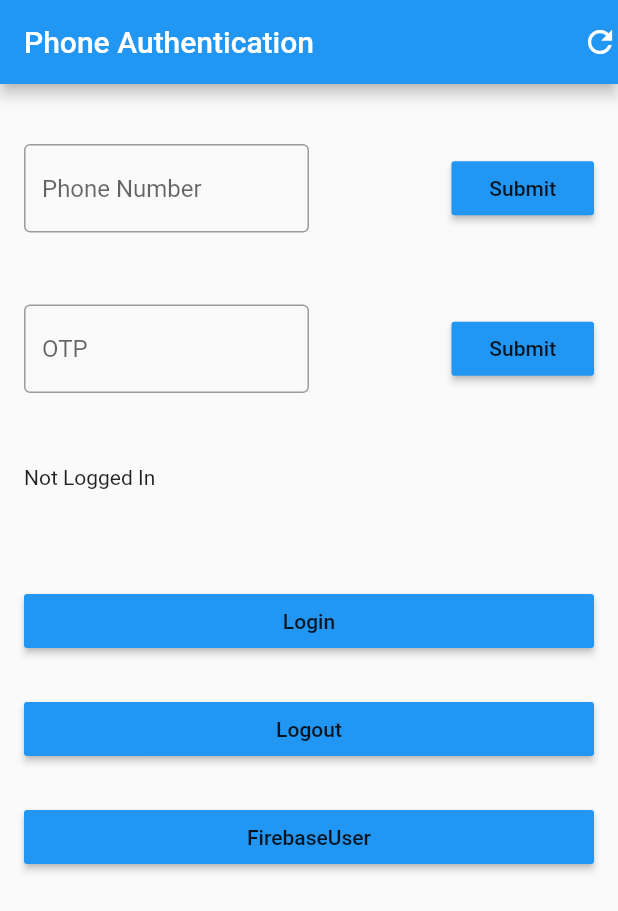
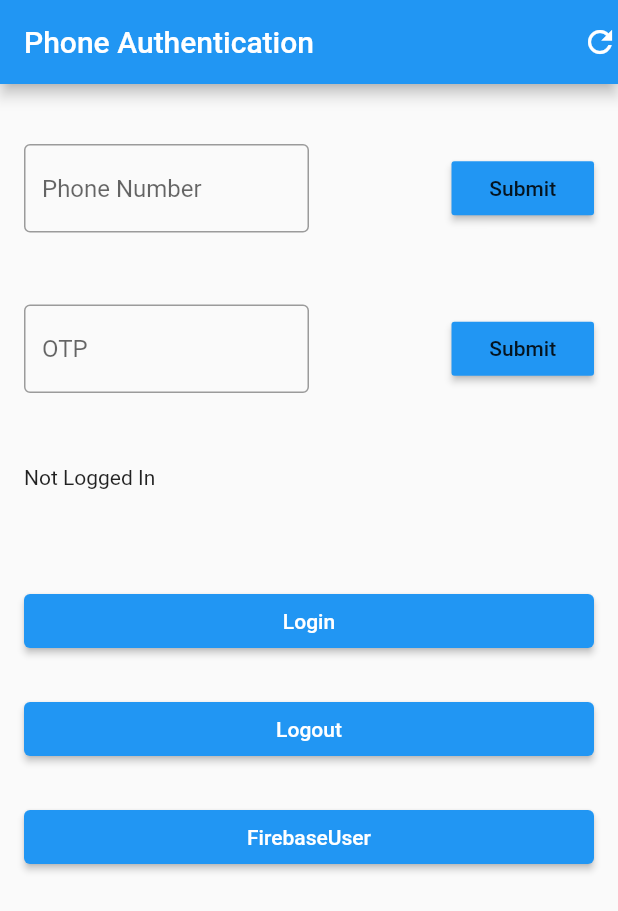
Before and after one commit to mohith7548/Firebase-Phone-Auth-Demo, a Flutter app: the screen it shows after launch, on a phone screen of 412 x 824 dp. Shown: the top 911 px of the screen. Run offline on Flutter 3.47's test engine with Material 2 defaults, Android fonts, the phone set to English and light mode, and no system bars; our stand-ins replace firebase_auth; accounts and stored records are empty.

Commit message:
updated deprecated code

```diff
--- a/lib/main.dart
+++ b/lib/main.dart
@@ -31,7 +31,7 @@ class _MyHomePageState extends State<MyHomePage> {
   TextEditingController _phoneNumberController = TextEditingController();
   TextEditingController _otpController = TextEditingController();
 
-  FirebaseUser _firebaseUser;
+  User _firebaseUser;
   String _status;
 
   AuthCredential _phoneAuthCredential;
@@ -52,7 +52,7 @@ class _MyHomePageState extends State<MyHomePage> {
   }
 
   Future<void> _getFirebaseUser() async {
-    this._firebaseUser = await FirebaseAuth.instance.currentUser();
+    this._firebaseUser = await FirebaseAuth.instance.currentUser;
     setState(() {
       _status =
           (_firebaseUser == null) ? 'Not Logged In\n' : 'Already LoggedIn\n';
@@ -79,7 +79,7 @@ class _MyHomePageState extends State<MyHomePage> {
     try {
       await FirebaseAuth.instance
           .signInWithCredential(this._phoneAuthCredential)
-          .then((AuthResult authRes) {
+          .then((authRes) {
         _firebaseUser = authRes.user;
         print(_firebaseUser.toString());
       }).catchError((e) => _handleError(e));
@@ -121,7 +121,7 @@ class _MyHomePageState extends State<MyHomePage> {
       print(phoneAuthCredential);
     }
 
-    void verificationFailed(AuthException error) {
+    void verificationFailed(error) {
       print('verificationFailed');
       _handleError(error);
     }
@@ -174,7 +174,7 @@ class _MyHomePageState extends State<MyHomePage> {
 
     /// when used different phoneNumber other than the current (running) device
     /// we need to use OTP to get `phoneAuthCredential` which is inturn used to signIn/login
-    this._phoneAuthCredential = PhoneAuthProvider.getCredential(
+    this._phoneAuthCredential = PhoneAuthProvider.credential(
         verificationId: this._verificationId, smsCode: smsCode);
 
     _login();
@@ -261,22 +261,27 @@ class _MyHomePageState extends State<MyHomePage> {
           SizedBox(height: 48),
           Text('$_status'),
           SizedBox(height: 48),
-          MaterialButton(
+          ElevatedButton(
             onPressed: _login,
             child: Text('Login'),
-            color: Theme.of(context).accentColor,
+            style: ElevatedButton.styleFrom(
+              primary: Theme.of(context).accentColor,
+            ),
           ),
           SizedBox(height: 24),
-          MaterialButton(
+          ElevatedButton(
             onPressed: _logout,
             child: Text('Logout'),
-            color: Theme.of(context).accentColor,
+            style: ElevatedButton.styleFrom(
+                primary: Theme.of(context).accentColor),
           ),
           SizedBox(height: 24),
-          MaterialButton(
+          ElevatedButton(
             onPressed: _displayUser,
             child: Text('FirebaseUser'),
-            color: Theme.of(context).accentColor,
+            style: ElevatedButton.styleFrom(
+              primary: Theme.of(context).accentColor,
+            ),
           )
         ],
       ),
```
Also changed, not shown: pubspec.yaml (+3 -4 lines), pubspec.lock.
